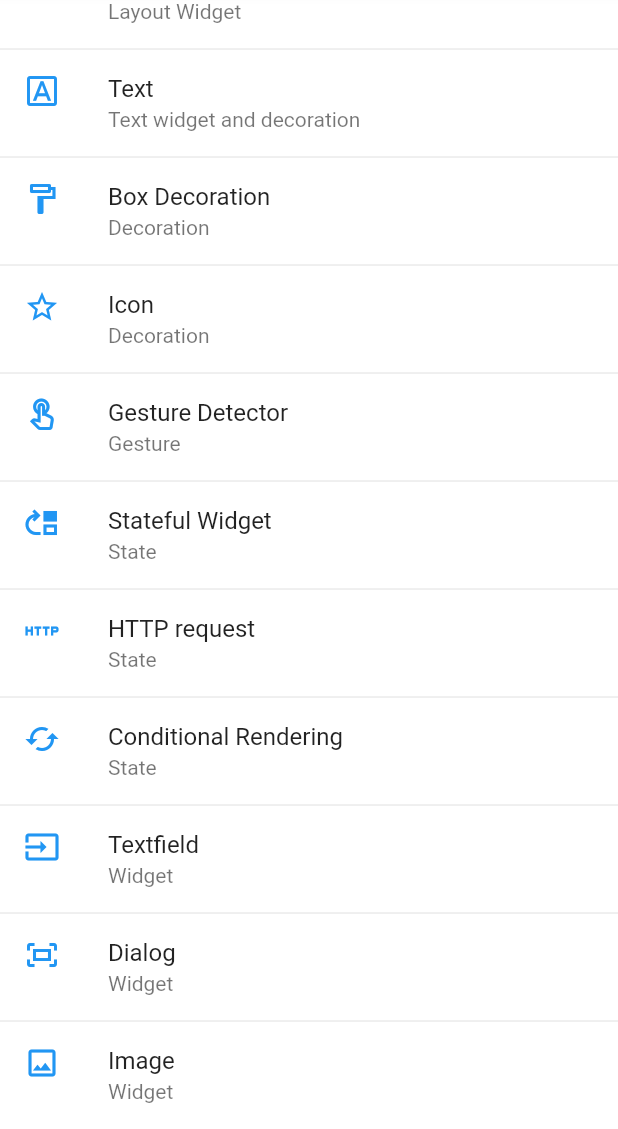
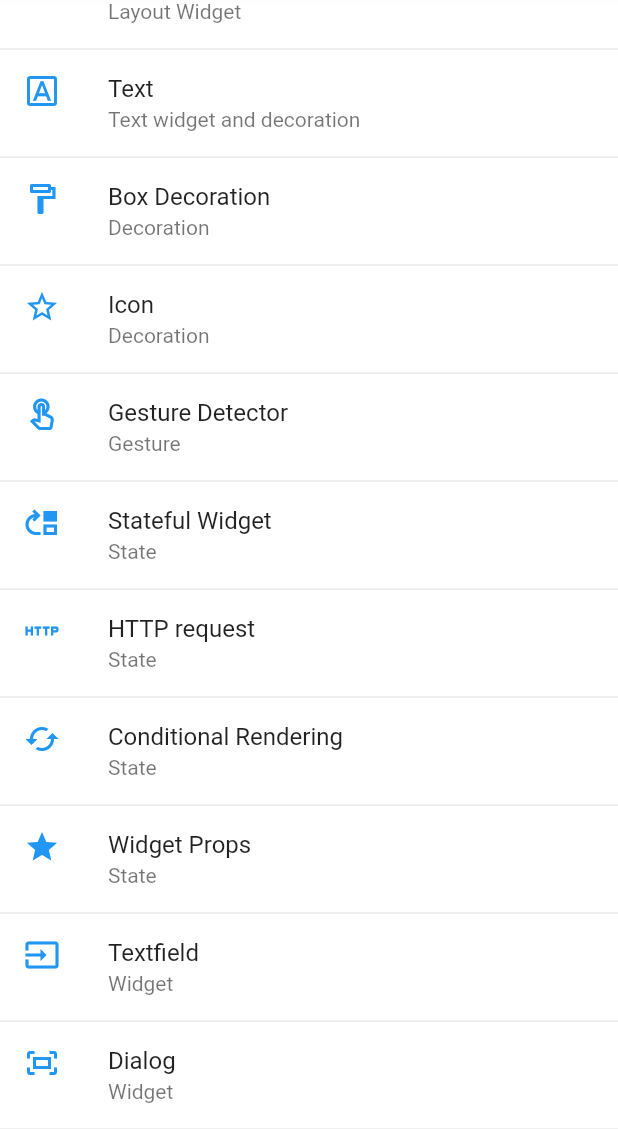
Before and after one commit to C4co/flutter_notes, a Flutter app: the screen it shows after launch, scrolled down 240 dp, on a phone screen of 412 x 824 dp, the part 107-1236 px from its top. Run offline on Flutter 3.47's test engine with Material 2 defaults, Android fonts, the phone set to English and light mode, and no system bars; our stand-ins replace dio.

Commit message:
add: examples to demostrate how pass data to widgets

```diff
--- a/lib/pages/home/home.dart
+++ b/lib/pages/home/home.dart
@@ -17,6 +17,7 @@ import '../icon/icon.dart';
 import '../text_field/text_field.dart';
 import '../dialog/dialog.dart';
 import '../image/image.dart';
+import '../widget_props/widget_props.dart';
 
 Widget _listItem(
   BuildContext context,
@@ -152,6 +153,14 @@ class HomePage extends StatelessWidget {
             const ConditionalRenderingPage()
           ),
 
+          _listItem(
+            context,
+            'Widget Props',
+            'State',
+            Icons.star,
+            const WidgetProps()
+          ),
+
           // widget
 
           _listItem(
```
Also changed, not shown: lib/pages/widget_props/widget_props.dart (added, +75 -0 lines).
